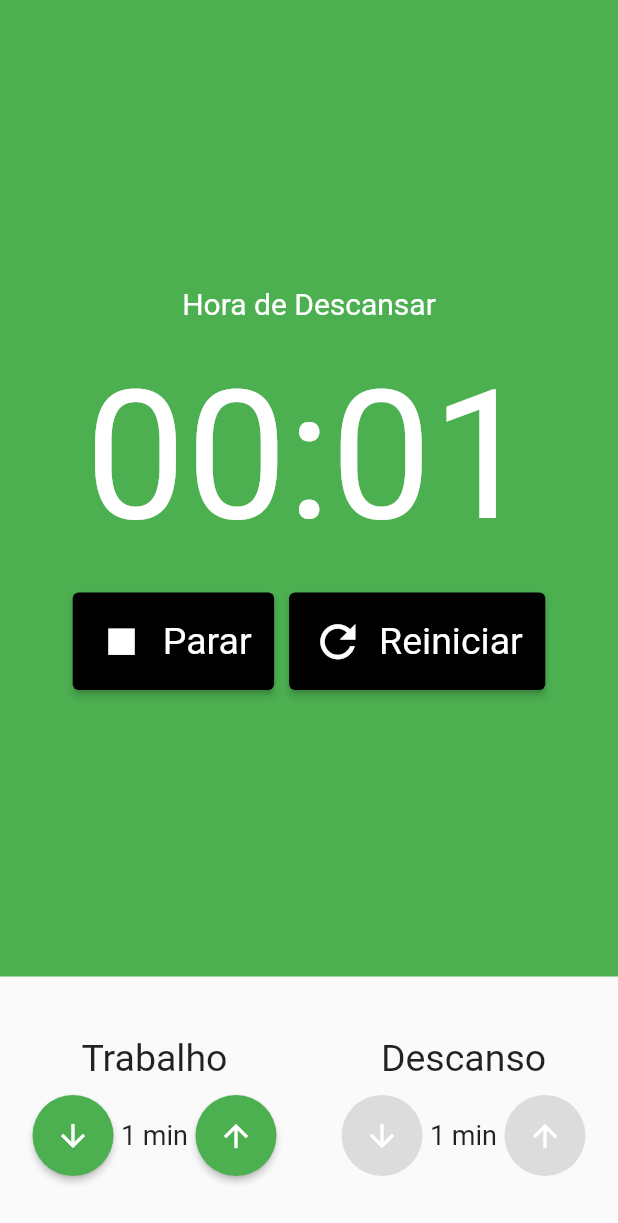
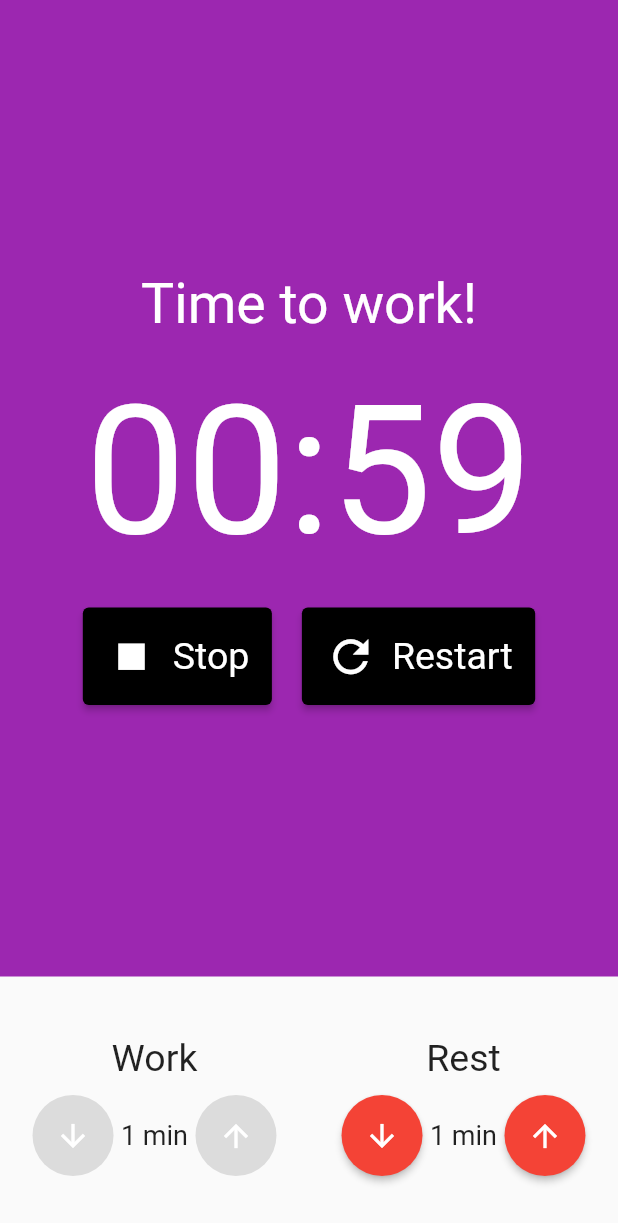
Before and after one commit to charlesdev771/App_pomodoro_flutter_and_mobx, a Flutter app: the screen it shows after launch, after a tap on "Iniciar", on a phone screen of 412 x 824 dp. Shown: the top 1223 px of the screen. Run offline on Flutter 3.47's test engine with Material 2 defaults, Android fonts, the phone set to English and light mode, and no system bars; our stand-ins replace flutter_mobx, mobx; generated files the repository leaves out were written again.

Commit message:
Final purple

```diff
--- a/lib/components/Cronometro.dart
+++ b/lib/components/Cronometro.dart
@@ -14,16 +14,16 @@ class Cronometro extends StatelessWidget {
     return Observer(
       builder: (_) {
         return Container(
-          color: store.estaTrabalhando() ? Colors.purple : Colors.green,
+          color: store.estaTrabalhando() ? Colors.purple : Colors.blue,
           child: Column(
             mainAxisAlignment: MainAxisAlignment.center,
             children: [
               Text(
                 store.estaTrabalhando()
-                    ? 'Hora de Trabalhar'
-                    : 'Hora de Descansar',
+                    ? 'Time to work!'
+                    : 'Time to rest :)',
                 style: const TextStyle(
-                  fontSize: 20,
+                  fontSize: 37,
                   color: Colors.white,
                 ),
               ),
@@ -52,15 +52,15 @@ class Cronometro extends StatelessWidget {
                     Padding(
                       padding: const EdgeInsets.only(right: 10),
                       child: CronometroBotao(
-                        texto: 'Parar',
+                        texto: 'Stop',
                         icone: Icons.stop,
                         click: store.parar,
                       ),
                     ),
                   Padding(
-                    padding: const EdgeInsets.only(),
+                    padding: const EdgeInsets.only(left: 10),
                     child: CronometroBotao(
-                      texto: 'Reiniciar',
+                      texto: 'Restart',
                       icone: Icons.refresh,
                       click: store.reiniciar,
                     ),
--- a/lib/pages/Pomodoro.dart
+++ b/lib/pages/Pomodoro.dart
@@ -26,7 +26,7 @@ class Pomodoro extends StatelessWidget {
                 mainAxisAlignment: MainAxisAlignment.spaceAround,
                 children: [
                   EntradaTempo(
-                    titulo: 'Trabalho',
+                    titulo: 'Work',
                     valor: store.tempoTrabalho,
                     inc: store.iniciado && store.estaTrabalhando()
                         ? null
@@ -36,7 +36,7 @@ class Pomodoro extends StatelessWidget {
                         : store.decrementarTempoTrabalho,
                   ),
                   EntradaTempo(
-                    titulo: 'Descanso',
+                    titulo: 'Rest',
                     valor: store.tempoDescanso,
                     inc: store.iniciado && store.estaDescansando()
                         ? null
--- a/lib/store/pomodoro.store.dart
+++ b/lib/store/pomodoro.store.dart
@@ -32,7 +32,7 @@ abstract class _PomodoroStore with Store {
   @action
   void iniciar() {
     iniciado = true;
-    cronometro = Timer.periodic(const Duration(milliseconds: 10), (timer) {
+    cronometro = Timer.periodic(const Duration(milliseconds: 1000), (timer) {
       if (minutos == 0 && segundos == 0) {
         _trocarTipoIntervalo();
       } else if (segundos == 0) {
```
